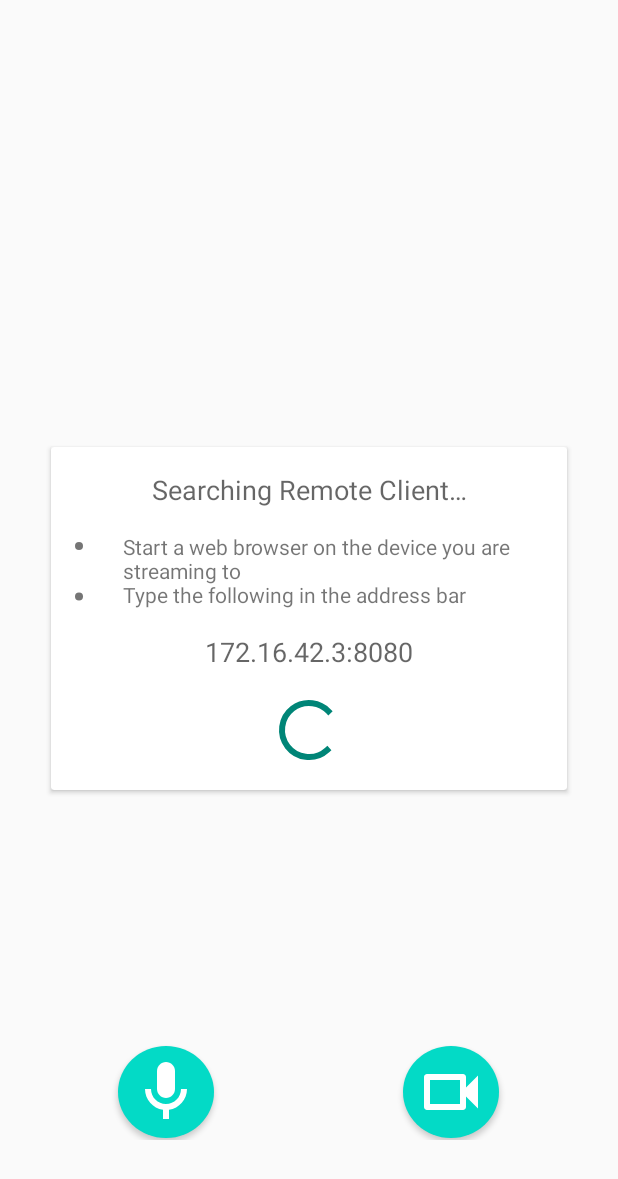
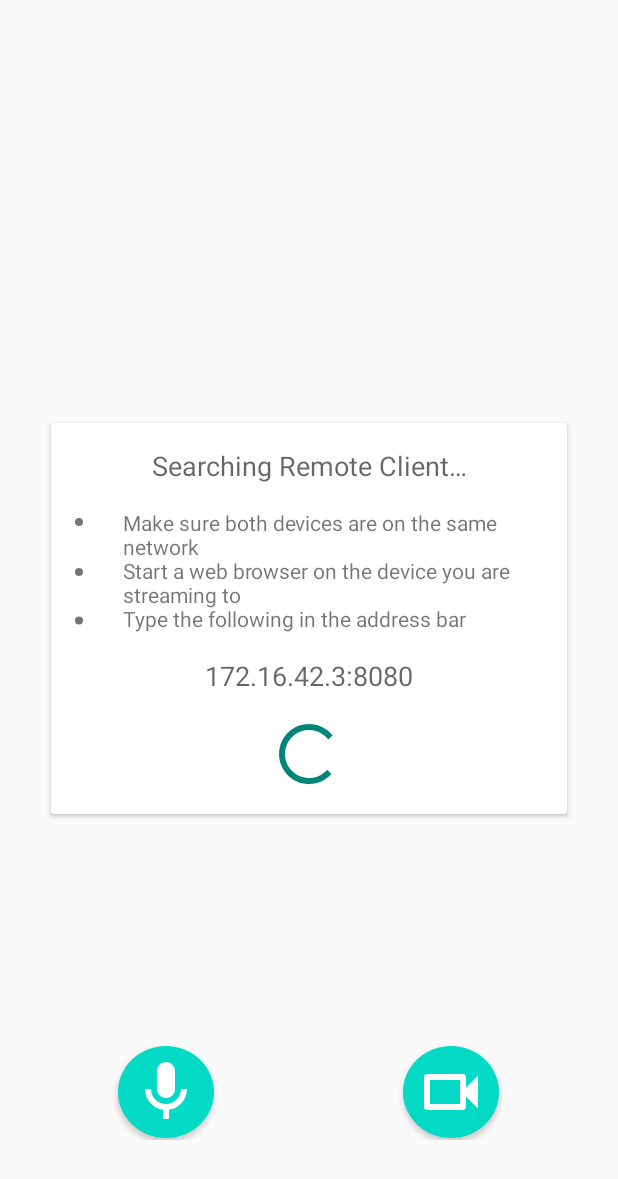
Before and after one commit to DirkVolkmann/aCamera, an Android app: the screen it shows after launch (MainActivity), on a phone screen of 412 x 824 dp. Shown: the top 1179 px of the screen. Run offline under Robolectric (Android 15) with nearby library versions, the phone set to English and light mode, and no system bars; libraries missing offline, so code that uses them is left out: io.ktor.server, org.webrtc; plain views replace SurfaceViewRenderer; 9 statements that could not run were skipped.

```diff
--- a/app/src/main/java/com/dirk/acamera/fragments/RtcFragment.kt
+++ b/app/src/main/java/com/dirk/acamera/fragments/RtcFragment.kt
@@ -25,9 +25,7 @@ import com.dirk.acamera.signaling.SignalingClientListener
 import com.dirk.acamera.signaling.SignalingServer
 import com.dirk.acamera.signaling.SignalingServerListener
 import com.dirk.acamera.utils.buildBulletList
-import kotlinx.coroutines.Dispatchers
 import kotlinx.coroutines.ObsoleteCoroutinesApi
-import kotlinx.coroutines.launch
 import org.webrtc.IceCandidate
 import org.webrtc.PeerConnection
 import org.webrtc.SessionDescription
@@ -326,7 +324,7 @@ class RtcFragment : Fragment() {
         override fun onConnectionAborted() {
             if (signalingClient.state != SignalingClient.State.CONNECTION_ABORTED) {
                 Log.d(TAG,"Remote client disconnected")
-                showConnectionBox(getString(R.string.conn_status_remote_client))
+                showConnectionBox(getString(R.string.conn_status_remote_client), howToConnectList, streamUrl)
             }
         }
     }
--- a/app/src/main/res/values/arrays.xml
+++ b/app/src/main/res/values/arrays.xml
@@ -1,6 +1,7 @@
 <resources>
     <!-- Connecting to the phone -->
     <string-array name="how_to_connect">
+        <item>Make sure both devices are on the same network</item>
         <item>Start a web browser on the device you are streaming to</item>
         <item>Type the following in the address bar</item>
     </string-array>
```
